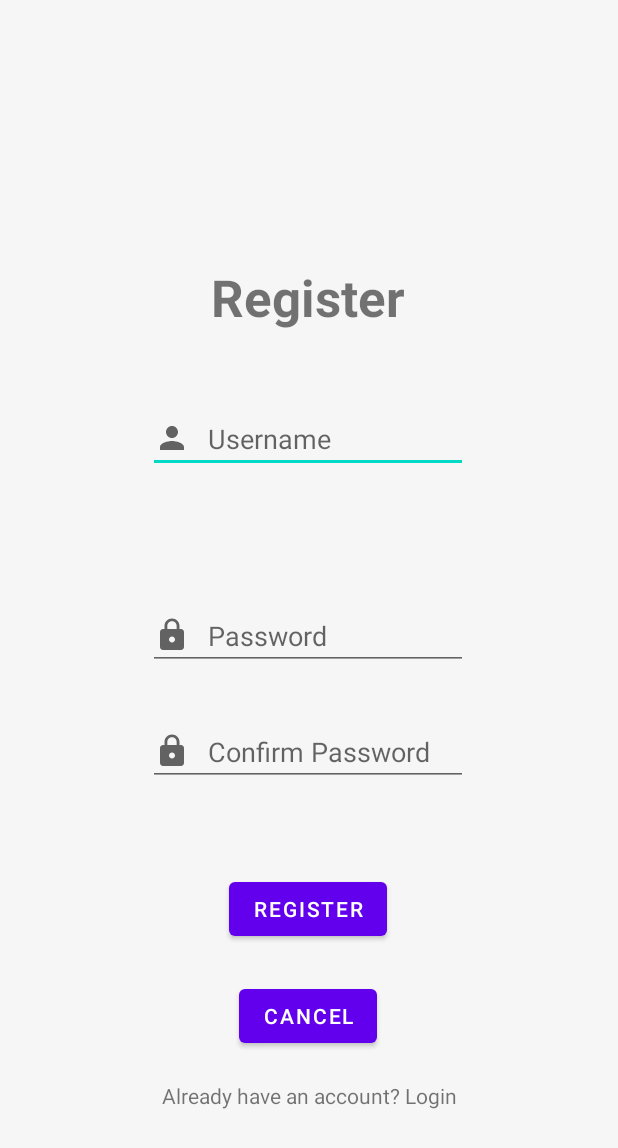
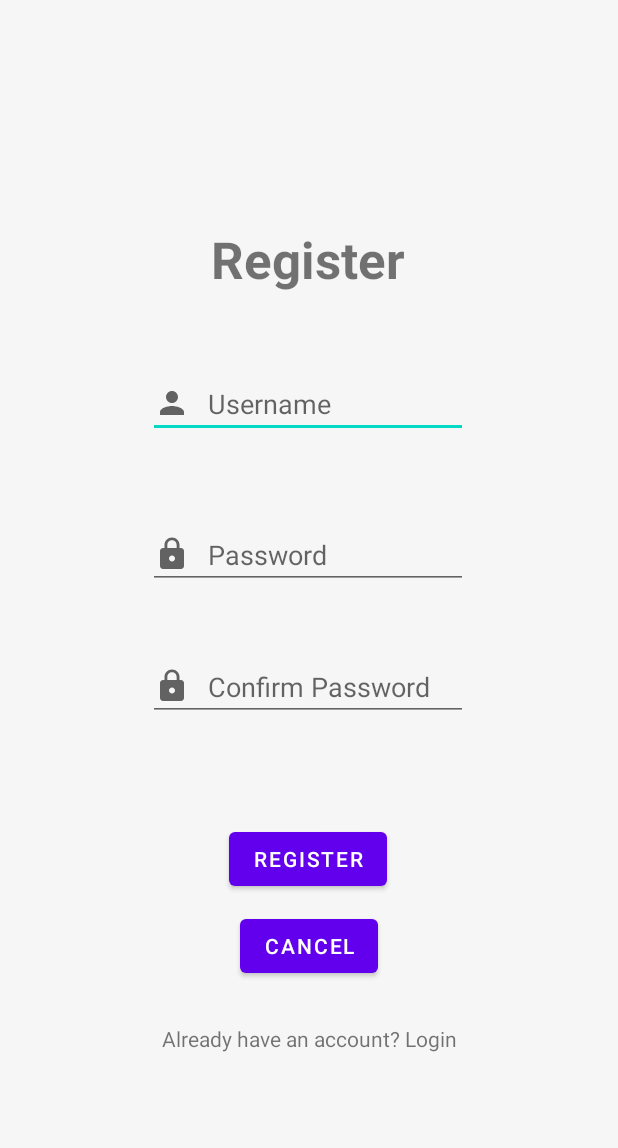
Before and after one commit to samplingmethod/Kape-Kat, an Android app: the layout activity_register.xml on its own in the app's theme, with its tools: preview values and no code run, on a phone screen of 412 x 824 dp. Shown: the top 1148 px of the screen. Run offline under Robolectric (Android 15) with nearby library versions, the phone set to English and light mode, and no system bars.

Commit message:
Login and Register Front End Changes

```diff
--- a/app/src/main/res/layout/activity_register.xml
+++ b/app/src/main/res/layout/activity_register.xml
@@ -19,7 +19,7 @@
         app:layout_constraintHorizontal_bias="0.498"
         app:layout_constraintStart_toStartOf="parent"
         app:layout_constraintTop_toTopOf="parent"
-        app:layout_constraintVertical_bias="0.225" />
+        app:layout_constraintVertical_bias="0.193" />
 
     <EditText
         android:id="@+id/ptRegisterUsername"
@@ -44,7 +44,6 @@
         android:id="@+id/pwRegisterPassword"
         android:layout_width="wrap_content"
         android:layout_height="wrap_content"
-        android:layout_marginBottom="368dp"
         android:drawableStart="@drawable/ic_password"
         android:drawableLeft="@drawable/ic_password"
 
@@ -57,27 +56,27 @@
         app:layout_constraintEnd_toEndOf="parent"
         app:layout_constraintHorizontal_bias="0.497"
         app:layout_constraintStart_toStartOf="parent"
-        app:layout_constraintTop_toBottomOf="@+id/ptRegisterUsername"
-        app:layout_constraintVertical_bias="0.903" />
+        app:layout_constraintTop_toTopOf="parent"
+        app:layout_constraintVertical_bias="0.446" />
 
     <EditText
         android:id="@+id/pwRegisterConfirmPassword"
         android:layout_width="wrap_content"
         android:layout_height="wrap_content"
-        android:layout_marginBottom="268dp"
+        android:drawableStart="@drawable/ic_password"
+        android:drawableLeft="@drawable/ic_password"
+
+        android:drawablePadding="12dp"
         android:ems="10"
         android:hint="Confirm Password"
-
-        android:drawableStart="@drawable/ic_password"
-        android:drawableLeft="@drawable/ic_password"
-        android:drawablePadding="12dp"
 
         android:inputType="textPassword"
         app:layout_constraintBottom_toBottomOf="parent"
         app:layout_constraintEnd_toEndOf="parent"
         app:layout_constraintHorizontal_bias="0.497"
         app:layout_constraintStart_toStartOf="parent"
-        app:layout_constraintTop_toBottomOf="@+id/pwRegisterPassword" />
+        app:layout_constraintTop_toTopOf="parent"
+        app:layout_constraintVertical_bias="0.559" />
 
     <Button
         android:id="@+id/btnRegister"
@@ -98,10 +97,9 @@
         android:text="Cancel"
         app:layout_constraintBottom_toBottomOf="parent"
         app:layout_constraintEnd_toEndOf="parent"
-        app:layout_constraintHorizontal_bias="0.498"
         app:layout_constraintStart_toStartOf="parent"
         app:layout_constraintTop_toBottomOf="@+id/btnRegister"
-        app:layout_constraintVertical_bias="0.161" />
+        app:layout_constraintVertical_bias="0.054" />
 
     <TextView
         android:id="@+id/tvAlreadyLogin"
```
Also changed, not shown: app/src/main/res/layout/activity_login.xml (+6 -5 lines).
